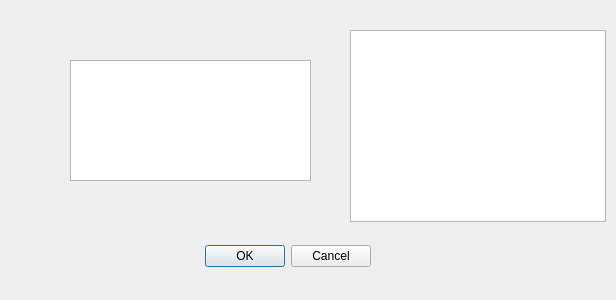
Qt form Client/jeducation-v0.1/ask.ui (Avedik/Desktop-application-IEducation) before a commit.
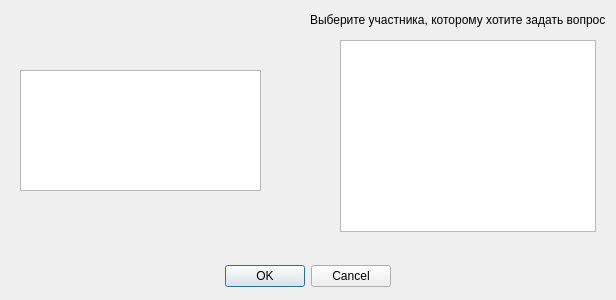
The same form after that commit.

Commit message: Отрегулировал доступность кнопок в окне изучения материала

Diff of the .ui file:
```diff
--- a/Client/jeducation-v0.1/ask.ui
+++ b/Client/jeducation-v0.1/ask.ui
@@ -16,8 +16,8 @@
   <widget class="QDialogButtonBox" name="buttonBox">
    <property name="geometry">
     <rect>
-     <x>30</x>
-     <y>240</y>
+     <x>50</x>
+     <y>260</y>
      <width>341</width>
      <height>32</height>
     </rect>
@@ -32,8 +32,8 @@
   <widget class="QTextEdit" name="textEdit">
    <property name="geometry">
     <rect>
-     <x>70</x>
-     <y>60</y>
+     <x>20</x>
+     <y>70</y>
      <width>241</width>
      <height>121</height>
     </rect>
@@ -42,13 +42,26 @@
   <widget class="QTableWidget" name="usersTable">
    <property name="geometry">
     <rect>
-     <x>350</x>
-     <y>30</y>
+     <x>340</x>
+     <y>40</y>
      <width>256</width>
      <height>192</height>
     </rect>
    </property>
   </widget>
+  <widget class="QLabel" name="label">
+   <property name="geometry">
+    <rect>
+     <x>310</x>
+     <y>10</y>
+     <width>301</width>
+     <height>20</height>
+    </rect>
+   </property>
+   <property name="text">
+    <string>Выберите участника, которому хотите задать вопрос</string>
+   </property>
+  </widget>
  </widget>
  <resources/>
  <connections>
```
The commit also changes 3 other files.
